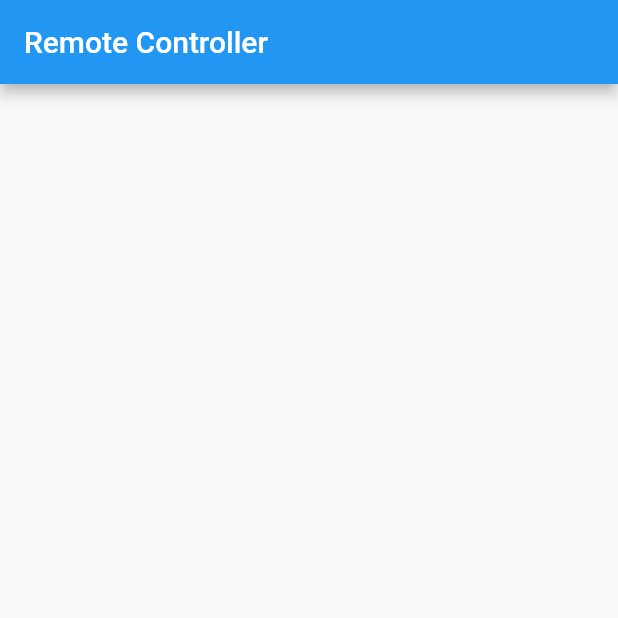
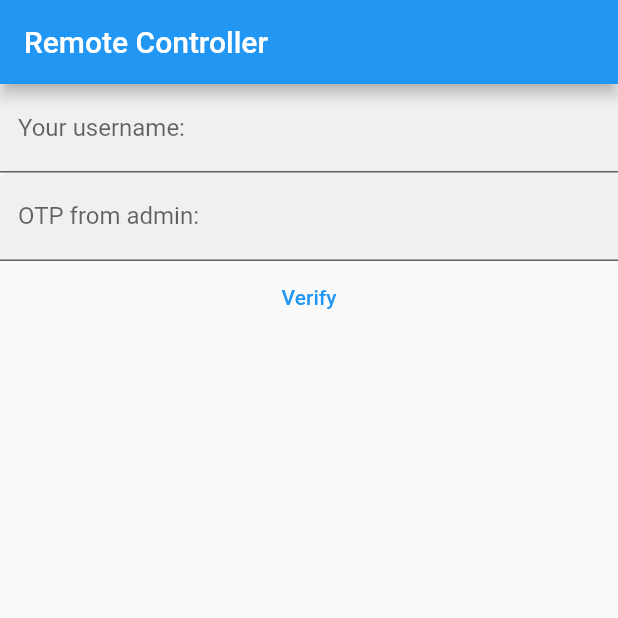
Before and after one commit to sylu43/remote_control_client, a Flutter app: the screen it shows after launch, on a phone screen of 412 x 824 dp, the top half of it. Run offline on Flutter 3.47's test engine with Material 2 defaults, Android fonts, the phone set to English and light mode, and no system bars; our stand-ins replace flutter_secure_storage, fluttertoast.

Commit message:
added OTP page

```diff
--- a/lib/main.dart
+++ b/lib/main.dart
@@ -17,6 +17,8 @@ class _ControllerState extends State<Controller> {
   final port = '5000';
   final _storage = FlutterSecureStorage();
   var hasKey;
+  var _username;
+  var _otp;
 
   @override
   void initState() {
@@ -50,9 +52,32 @@ class _ControllerState extends State<Controller> {
     );
   }
 
-  Widget? _buildLogin() {
-    return null;
+  Widget _buildLogin() {
+    return Form(
+      child: Column(
+        children: [
+          TextFormField(
+            textInputAction: TextInputAction.next,
+            decoration: const InputDecoration(
+                labelText: "Your username:", filled: true),
+            onChanged: (value) {
+              _username = value;
+            },
+          ),
+          TextFormField(
+            decoration: const InputDecoration(
+                labelText: "OTP from admin:", filled: true),
+            onChanged: (value) {
+              _otp = value;
+            },
+          ),
+          TextButton(onPressed: verify, child: const Text("Verify"))
+        ],
+      ),
+    );
   }
+
+  void verify() {}
 
   Widget _buildGrid() {
     return Expanded(
@@ -80,13 +105,13 @@ class _ControllerState extends State<Controller> {
   Widget _buttonBuilder(String op, IconData icon) {
     return Expanded(
         child: IconButton(
-      onPressed: () => onPressed(op),
+      onPressed: () => gateAction(op),
       icon: Icon(icon),
       iconSize: 120,
     ));
   }
 
-  void onPressed(String op) {
+  void gateAction(String op) {
     sendHTTPRequest('/gate_op', jsonEncode(<String, String>{'op': op}));
   }
 
```
